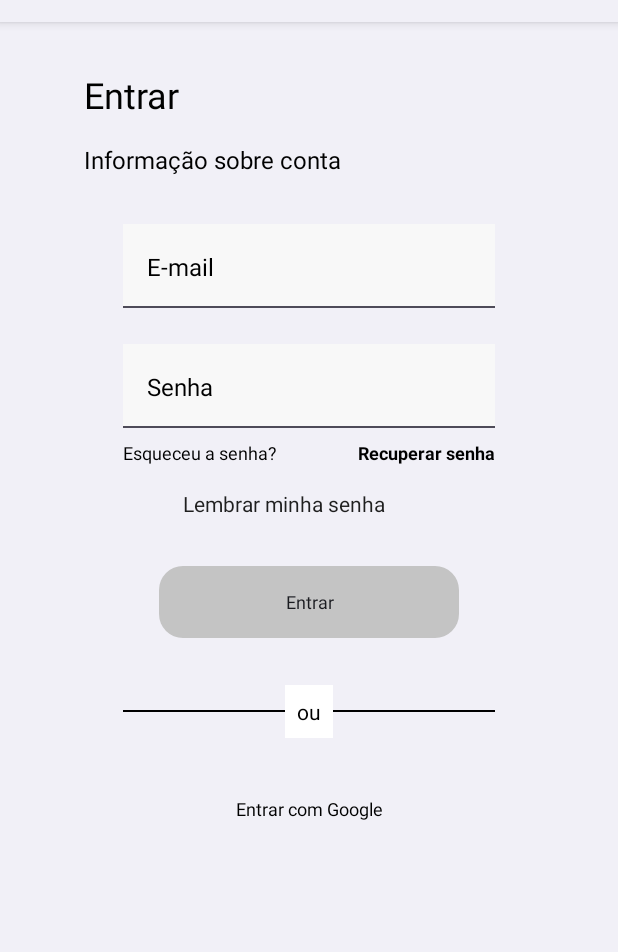
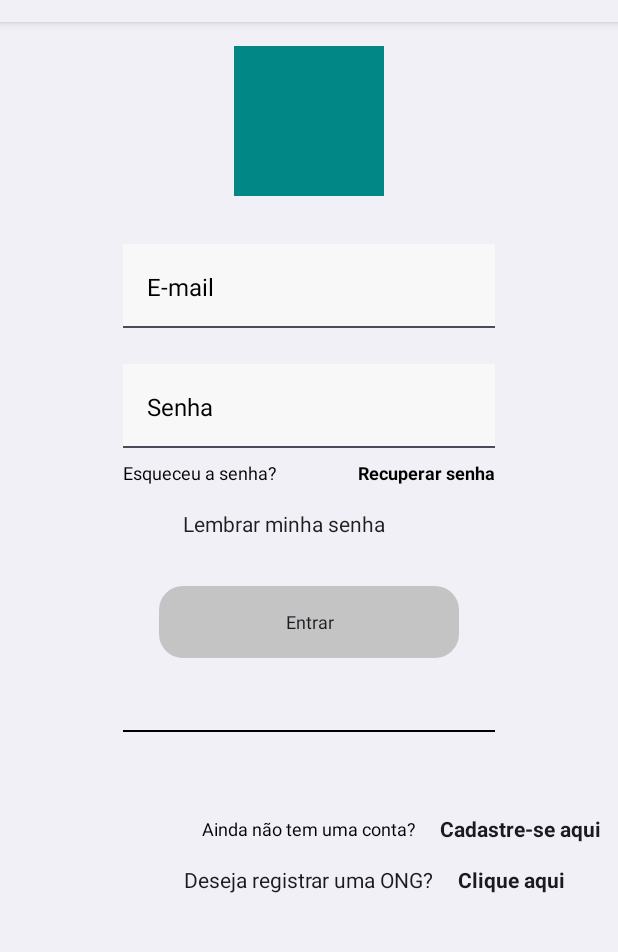
Before and after one commit to iOasys-G5-Fome-Zero/fome-zero-android, an Android app: the layout fragment_login.xml on its own in the app's theme, with its tools: preview values and no code run, on a phone screen of 412 x 824 dp, the part 62-1014 px from its top. Run offline under Robolectric (Android 15) with nearby library versions, the phone set to English and light mode, and no system bars.

Commit message:
Login layout and code refactor

```diff
--- a/app/src/main/java/com/powerhungers/fomezero/base_app/common/extension/LiveDataExtension.kt
+++ b/app/src/main/java/com/powerhungers/fomezero/base_app/common/extension/LiveDataExtension.kt
@@ -1,7 +1,7 @@
 package com.powerhungers.fomezero.base_app.common.extension
 
 import androidx.lifecycle.MutableLiveData
-import com.powerhungers.fomezero.base_app.common.utils.ViewState
+import com.powerhungers.fomezero.base_app.feature.login.presentation.ViewState
 
 fun <T> MutableLiveData<ViewState<T>>.postSuccess(data: T) {
     postValue(ViewState.Success(data))
--- a/app/src/main/java/com/powerhungers/fomezero/base_app/feature/login/di/loginModule.kt
+++ b/app/src/main/java/com/powerhungers/fomezero/base_app/feature/login/di/loginModule.kt
@@ -6,5 +6,6 @@ import org.koin.androidx.viewmodel.dsl.viewModel
 import org.koin.dsl.module
 
 val loginModule = module {
+
     viewModel { LoginViewModel(loginUseCase = LoginUseCase(repository = get(), get = get())) }
 }
--- a/app/src/main/java/com/powerhungers/fomezero/base_app/feature/login/presentation/LoginViewModel.kt
+++ b/app/src/main/java/com/powerhungers/fomezero/base_app/feature/login/presentation/LoginViewModel.kt
@@ -8,7 +8,6 @@ import com.powerhungers.fomezero.base_app.common.extension.postError
 import com.powerhungers.fomezero.base_app.common.extension.postLoading
 import com.powerhungers.fomezero.base_app.common.extension.postNeutral
 import com.powerhungers.fomezero.base_app.common.extension.postSuccess
-import com.powerhungers.fomezero.base_app.common.utils.ViewState
 import com.powerhungers.fomezero.base_app.feature.login.domain.usecase.LoginUseCase
 import kotlinx.coroutines.Dispatchers
 import kotlinx.coroutines.flow.catch
@@ -32,6 +31,7 @@ class LoginViewModel(private val loginUseCase: LoginUseCase) : ViewModel() {
                 }.collect { loginViewState.postSuccess(Unit) }
         }
     }
+
     override fun onCleared() {
         super.onCleared()
         loginViewState.postNeutral()
--- a/app/src/main/res/layout/fragment_login.xml
+++ b/app/src/main/res/layout/fragment_login.xml
@@ -6,30 +6,15 @@
     android:layout_height="match_parent"
     tools:context=".base_app.feature.login.presentation.LoginFragment">
 
-    <androidx.appcompat.widget.AppCompatTextView
-        android:id="@+id/txt_enter"
-        android:layout_width="wrap_content"
-        android:layout_height="wrap_content"
-        android:layout_marginStart="56dp"
-        android:layout_marginTop="32dp"
-        android:text="Entrar"
-        android:textAllCaps="false"
-        android:textColor="@color/black"
-        android:textSize="24sp"
+    <androidx.appcompat.widget.AppCompatImageView
+        android:id="@+id/img_logo"
+        android:layout_width="100dp"
+        android:layout_height="100dp"
+        android:layout_marginTop="16dp"
+        android:background="@color/teal_700"
+        app:layout_constraintEnd_toEndOf="parent"
         app:layout_constraintStart_toStartOf="parent"
         app:layout_constraintTop_toTopOf="parent" />
-
-    <androidx.appcompat.widget.AppCompatTextView
-        android:id="@+id/txt_info_account"
-        android:layout_width="wrap_content"
-        android:layout_height="wrap_content"
-        android:layout_marginTop="16dp"
-        android:text="Informação sobre conta"
-        android:textAllCaps="false"
-        android:textColor="@color/black"
-        android:textSize="16sp"
-        app:layout_constraintStart_toStartOf="@id/txt_enter"
-        app:layout_constraintTop_toBottomOf="@id/txt_enter" />
 
     <androidx.appcompat.widget.AppCompatEditText
         android:id="@+id/edit_txt_email"
@@ -42,14 +27,14 @@
         android:textColor="@color/black"
         app:layout_constraintEnd_toEndOf="parent"
         app:layout_constraintStart_toStartOf="parent"
-        app:layout_constraintTop_toBottomOf="@id/txt_info_account" />
+        app:layout_constraintTop_toBottomOf="@id/img_logo" />
 
     <androidx.appcompat.widget.AppCompatTextView
         android:id="@+id/txt_email"
         android:layout_width="wrap_content"
         android:layout_height="wrap_content"
         android:layout_marginHorizontal="16dp"
-        android:hint="E-mail"
+        android:hint="@string/email"
         android:textAlignment="center"
         android:textColorHint="@color/black"
         android:textSize="16sp"
@@ -86,7 +71,7 @@
         android:layout_width="wrap_content"
         android:layout_height="wrap_content"
         android:layout_marginHorizontal="16dp"
-        android:hint="Senha"
+        android:hint="@string/password"
         android:textAlignment="center"
         android:textColorHint="@color/black"
         android:textSize="16sp"
@@ -107,7 +92,7 @@
         android:layout_width="wrap_content"
         android:layout_height="wrap_content"
         android:layout_marginTop="8dp"
-        android:text="Esqueceu a senha?"
+        android:text="@string/forgot_password"
         android:textColor="@color/black"
         android:textSize="12sp"
         app:layout_constraintStart_toStartOf="@id/edit_txt_passwd"
@@ -119,7 +104,7 @@
         android:layout_marginTop="8dp"
         android:clickable="true"
         android:focusable="true"
-        android:text="Recuperar senha"
+        android:text="@string/recover_password"
         android:textColor="@color/black"
         android:textSize="12sp"
         android:textStyle="bold"
@@ -140,7 +125,7 @@
         android:layout_height="wrap_content"
         android:layout_marginStart="16dp"
         android:layout_marginTop="16dp"
-        android:text="Lembrar minha senha"
+        android:text="@string/remember_my_password"
         android:textColor="#FF1F1F1F"
         android:textSize="14sp"
         app:layout_constraintStart_toEndOf="@id/checkbox"
@@ -153,7 +138,7 @@
         android:layout_marginTop="32dp"
         android:background="@drawable/button_background"
         android:gravity="center"
-        android:text="Entrar"
+        android:text="@string/enter"
         android:textAllCaps="false"
         android:textSize="12sp"
         app:layout_constraintEnd_toEndOf="parent"
@@ -170,29 +155,51 @@
         app:layout_constraintStart_toStartOf="@id/edit_txt_passwd"
         app:layout_constraintTop_toBottomOf="@id/btn_enter" />
 
-    <androidx.appcompat.widget.AppCompatTextView
-        android:layout_width="wrap_content"
-        android:layout_height="wrap_content"
-        android:background="@color/white"
-        android:padding="8dp"
-        android:text="ou"
-        android:textColor="@color/black"
-        app:layout_constraintBottom_toBottomOf="@id/view"
-        app:layout_constraintEnd_toEndOf="@id/view"
-        app:layout_constraintStart_toStartOf="@id/view"
-        app:layout_constraintTop_toTopOf="@id/view" />
 
     <androidx.appcompat.widget.AppCompatTextView
+        android:id="@+id/txt_no_account_yet"
         android:layout_width="wrap_content"
         android:layout_height="wrap_content"
         android:layout_marginTop="56dp"
         android:clickable="true"
         android:focusable="true"
-        android:text="Entrar com Google"
+        android:text="@string/no_account_yet"
         android:textColor="@color/black"
         android:textSize="12sp"
         app:layout_constraintEnd_toEndOf="@id/view"
         app:layout_constraintStart_toStartOf="@id/view"
         app:layout_constraintTop_toBottomOf="@id/view" />
 
+    <androidx.appcompat.widget.AppCompatEditText
+        android:id="@+id/txt_sign_up"
+        android:layout_width="wrap_content"
+        android:layout_height="wrap_content"
+        android:layout_marginStart="16dp"
+        android:text="@string/sign_up"
+        android:textStyle="bold"
+        app:layout_constraintBottom_toBottomOf="@id/txt_no_account_yet"
+        app:layout_constraintStart_toEndOf="@id/txt_no_account_yet"
+        app:layout_constraintTop_toTopOf="@id/txt_no_account_yet" />
+
+    <androidx.appcompat.widget.AppCompatEditText
+        android:id="@+id/txt_want_register_ong"
+        android:layout_width="wrap_content"
+        android:layout_height="wrap_content"
+        android:layout_margin="16dp"
+        android:text="@string/want_register_ong"
+        app:layout_constraintEnd_toEndOf="parent"
+        app:layout_constraintStart_toStartOf="parent"
+        app:layout_constraintTop_toBottomOf="@id/txt_no_account_yet" />
+
+    <androidx.appcompat.widget.AppCompatEditText
+        android:id="@+id/txt_click_here"
+        android:layout_width="wrap_content"
+        android:layout_height="wrap_content"
+        android:layout_marginStart="16dp"
+        android:text="@string/click_here"
+        android:textStyle="bold"
+        app:layout_constraintBottom_toBottomOf="@id/txt_want_register_ong"
+        app:layout_constraintStart_toEndOf="@id/txt_want_register_ong"
+        app:layout_constraintTop_toTopOf="@id/txt_want_register_ong" />
+
 </androidx.constraintlayout.widget.ConstraintLayout>
--- a/app/src/main/res/values/strings.xml
+++ b/app/src/main/res/values/strings.xml
@@ -1,6 +1,15 @@
 <resources>
     <string name="app_name">Android Fome Zero</string>
-    <string name="hello_blank_fragment">Hello blank fragment</string>
     <string name="consumer">Consumidor</string>
     <string name="producer">Produtor</string>
+    <string name="no_account_yet">Ainda não tem uma conta?</string>
+    <string name="sign_up">Cadastre-se aqui</string>
+    <string name="recover_password">Recuperar senha</string>
+    <string name="enter">Entrar</string>
+    <string name="want_register_ong">Deseja registrar uma ONG?</string>
+    <string name="click_here">Clique aqui</string>
+    <string name="remember_my_password">Lembrar minha senha</string>
+    <string name="forgot_password">Esqueceu a senha?</string>
+    <string name="password">Senha</string>
+    <string name="email">E-mail</string>
 </resources>
```
Also changed, not shown: app/src/main/java/com/powerhungers/fomezero/base_app/common/utils/ViewState.kt (deleted, +0 -17 lines), app/src/main/java/com/powerhungers/fomezero/base_app/feature/login/domain/UseCasesModule.kt (deleted, +0 -10 lines), app/src/main/java/com/powerhungers/fomezero/base_app/feature/login/presentation/LoginFragment.kt (+21 -4 lines), app/src/main/java/com/powerhungers/fomezero/base_app/feature/login/presentation/ViewState.kt (added, +13 -0 lines), app/src/main/java/com/powerhungers/fomezero/base_app/util/UseCase.kt (deleted, +0 -35 lines), app/src/main/java/com/powerhungers/fomezero/base_app/util/ViewModelXt.kt (deleted, +0 -12 lines).
